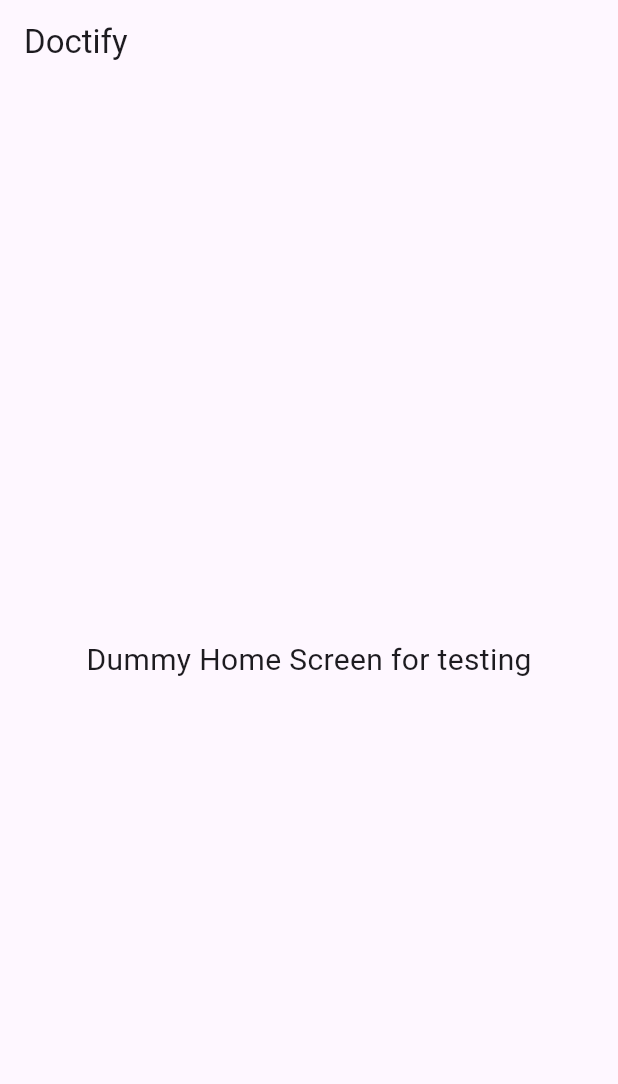
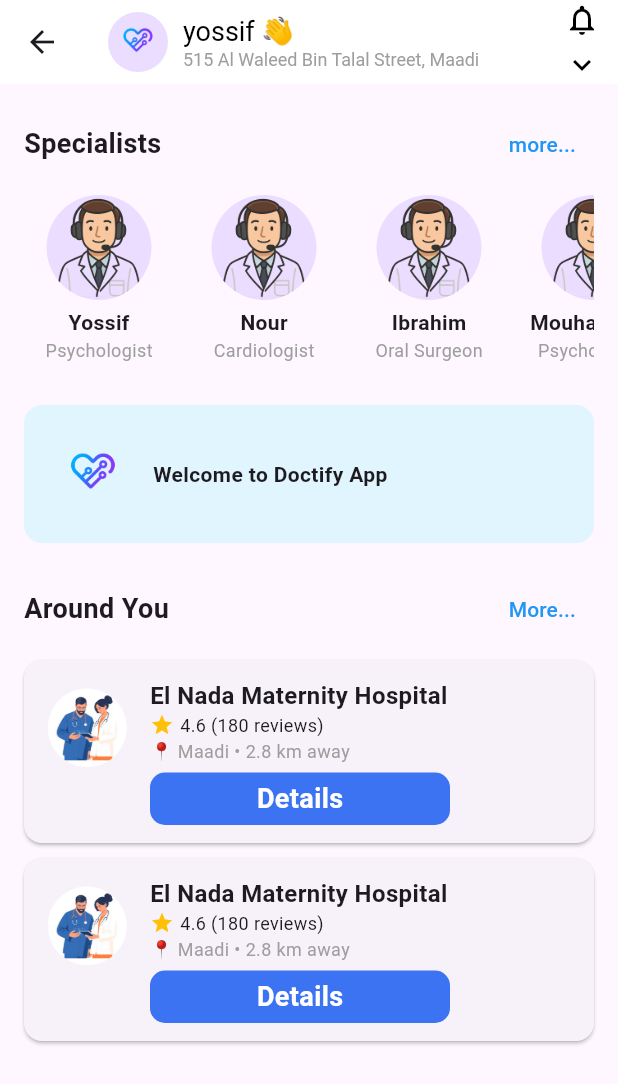
Before and after one commit to NourMahamoud/Healthy_System, a Flutter app: the HomeScreen screen opened directly, on a phone screen of 412 x 824 dp. Shown: the top 1084 px of the screen. Run offline on Flutter 3.47's test engine with Material 3 defaults, Android fonts, the phone set to English and light mode, and no system bars; our stand-ins replace google_fonts, introduction_screen.

Commit message:
create main screens

```diff
--- a/lib/View/Introduction_Screens/OnBoarding_Screens.dart
+++ b/lib/View/screens/Introduction_Screens/OnBoarding_Screens.dart
@@ -1,6 +1,10 @@
+import 'package:doctifityapp/View/screens/AuthScreens/Selection_Screen.dart';
+import 'package:doctifityapp/View/screens/main_screens/home_screen.dart';
 import 'package:doctifityapp/utills/ImagePath.dart';
 import 'package:flutter/material.dart';
 import 'package:introduction_screen/introduction_screen.dart';
+
+import '../main_navigation.dart';
 
 class OnBoardingScreen extends StatelessWidget {
   const OnBoardingScreen({super.key});
@@ -53,37 +57,19 @@
       ),
       next: Icon(Icons.arrow_forward, size: 25, color: Colors.blue[900]),
       done: Text(
-        "Done",
+        "Get Started",
         style: TextStyle(
           fontWeight: FontWeight.bold,
           fontSize: 16,
-          color: Colors.blue[900],
+          color: Colors.blue[700],
         ),
       ),
       onDone: () {
         // Navigate to home or login
         Navigator.of(context).pushReplacement(
-          MaterialPageRoute(builder: (_) => const HomeScreen()),
+          MaterialPageRoute(builder: (_) => const MainNavigation()),
         );
       },
     );
   }
 }
-
-// Dummy Home Screen for testing
-class HomeScreen extends StatelessWidget {
-  const HomeScreen({super.key});
-
-  @override
-  Widget build(BuildContext context) {
-    return Scaffold(
-      appBar: AppBar(title: const Text("Doctify")),
-      body: Center(
-        child: Text(
-          "Dummy Home Screen for testing",
-          style: TextStyle(fontSize: 20),
-        ),
-      ),
-    );
-  }
-}
--- a/lib/View/Introduction_Screens/Splash_Screen.dart
+++ b/lib/View/screens/Introduction_Screens/Splash_Screen.dart
@@ -1,5 +1,5 @@
 import 'dart:async';
-import 'package:doctifityapp/View/Introduction_Screens/OnBoarding_Screens.dart';
+import 'package:doctifityapp/View/screens/Introduction_Screens/OnBoarding_Screens.dart';
 import 'package:doctifityapp/utills/ImagePath.dart';
 import 'package:flutter/material.dart';
 import 'package:google_fonts/google_fonts.dart';
--- /dev/null
+++ b/lib/View/screens/main_screens/home_screen.dart
@@ -0,0 +1,307 @@
+import 'package:doctifityapp/utills/ImagePath.dart';
+import 'package:doctifityapp/view_model/home_view_model.dart';
+import 'package:flutter/material.dart';
+import 'package:provider/provider.dart';
+
+import '../../../utills/ColorCodes.dart';
+
+class HomeScreen extends StatelessWidget {
+  const HomeScreen({super.key});
+
+  @override
+  Widget build(BuildContext context) {
+    final vm = context.watch<HomeViewModel>();
+    return Scaffold(
+      appBar: AppBar(
+        elevation: 0,
+        backgroundColor: Colors.white,
+        title: Consumer<HomeViewModel>(
+          builder: (context, value, child) {
+            final user = value.user;
+            return
+            // user checking
+            /*
+            user == null
+                ? const Text("Loading...")
+                :
+                */
+            Row(
+              children: [
+                CircleAvatar(backgroundImage: AssetImage(Image_path().logo)),
+                const SizedBox(width: 10),
+                Column(
+                  crossAxisAlignment: CrossAxisAlignment.start,
+                  children: [
+                    Text(
+                      // "${user.name} 👋",
+                      "yossif 👋",
+                      style: const TextStyle(color: Colors.black, fontSize: 18),
+                    ),
+                    Text(
+                      /*
+                            user.address,
+                            */
+                      "515 Al Waleed Bin Talal Street, Maadi",
+                      style: const TextStyle(color: Colors.grey, fontSize: 12),
+                    ),
+                  ],
+                ),
+              ],
+            );
+          },
+        ),
+
+        actions: [
+          Padding(
+            padding: const EdgeInsets.only(right: 12.0),
+            child: Column(
+              mainAxisAlignment: MainAxisAlignment.center,
+              mainAxisSize: MainAxisSize.min,
+              children: [
+                GestureDetector(
+                  onTap: () {
+                    // Notification tapped
+                  },
+                  child: const Icon(
+                    Icons.notifications_none_outlined,
+                    color: Colors.black,
+                    size: 24,
+                  ),
+                ),
+                const SizedBox(height: 6),
+                GestureDetector(
+                  onTap: () {
+                    // Arrow tapped
+                  },
+                  child: const Icon(
+                    Icons.keyboard_arrow_down_sharp,
+                    color: Colors.black,
+                    size: 24,
+                  ),
+                ),
+              ],
+            ),
+          ),
+        ],
+      ),
+
+      body: SingleChildScrollView(
+        scrollDirection: Axis.vertical,
+        padding: EdgeInsets.all(16),
+        child: Column(
+          crossAxisAlignment: CrossAxisAlignment.start,
+          children: [
+            // Specialists
+            Row(
+              mainAxisAlignment: MainAxisAlignment.spaceBetween,
+              children: [
+                Text(
+                  "Specialists",
+                  style: TextStyle(fontSize: 18, fontWeight: FontWeight.bold),
+                ),
+
+                // Text Button Navigat to Doctors Page when we assgin as hospital
+                TextButton(
+                  onPressed: () {},
+                  child: vm.doctors.length == 1
+                      ? Text("")
+                      : Text("more...", style: TextStyle(color: Colors.blue)),
+                ),
+              ],
+            ),
+            SizedBox(height: 10),
+            SizedBox(
+              height: 120,
+              child: ListView.builder(
+                scrollDirection: Axis.horizontal,
+                itemCount: vm.doctors.length,
+                itemBuilder: (context, index) {
+                  final doctor = vm.doctors[index];
+                  return Container(
+                    width: 100,
+                    margin: EdgeInsets.only(right: 10),
+                    child: Column(
+                      children: [
+                        CircleAvatar(
+                          radius: 35,
+                          backgroundImage: AssetImage(doctor.imageUrl),
+                        ),
+                        SizedBox(height: 5),
+                        Text(
+                          doctor.name,
+                          style: TextStyle(fontWeight: FontWeight.bold),
+                        ),
+                        Text(
+                          doctor.specialty,
+                          style: TextStyle(color: Colors.grey, fontSize: 12),
+                        ),
+                      ],
+                    ),
+                  );
+                },
+              ),
+            ),
+
+            SizedBox(height: 20),
+
+            // Vaccination Banner
+            Container(
+              padding: EdgeInsets.all(16),
+              decoration: BoxDecoration(
+                color: Colors.lightBlue[50],
+                borderRadius: BorderRadius.circular(12),
+              ),
+              child: Row(
+                children: [
+                  Image.asset(Image_path().logo, width: 60),
+                  SizedBox(width: 10),
+                  Expanded(
+                    child: Text(
+                      "Welcome to Doctify App",
+                      style: TextStyle(fontWeight: FontWeight.bold),
+                    ),
+                  ),
+                ],
+              ),
+            ),
+
+            SizedBox(height: 20),
+
+            // Around You
+            Row(
+              mainAxisAlignment: MainAxisAlignment.spaceBetween,
+              children: [
+                Text(
+                  "Around You",
+                  style: TextStyle(fontSize: 18, fontWeight: FontWeight.bold),
+                ),
+                TextButton(
+                  onPressed: () {},
+                  child: vm.hospitals.length == 1
+                      ? Text("")
+                      : Text("More...", style: TextStyle(color: Colors.blue)),
+                ),
+              ],
+            ),
+            SizedBox(height: 10),
+
+            // Hospital List
+            SizedBox(
+              height: MediaQuery.of(context).size.height * 0.4,
+              child: ListView.builder(
+                shrinkWrap: true,
+                physics: NeverScrollableScrollPhysics(),
+                itemCount: vm.hospitals.length,
+                itemBuilder: (context, index) {
+                  final hospital = vm.hospitals[index];
+                  return Card(
+                    margin: EdgeInsets.only(bottom: 10),
+                    shape: RoundedRectangleBorder(
+                      borderRadius: BorderRadius.circular(12),
+                    ),
+                    child: Padding(
+                      padding: const EdgeInsets.all(12.0),
+                      child: Row(
+                        crossAxisAlignment: CrossAxisAlignment.start,
+                        children: [
+                          // hospital image
+                          ClipRRect(
+                            borderRadius: BorderRadius.circular(8),
+                            child: Image.asset(
+                              hospital.imageUrl,
+                              width: 60,
+                              height: 60,
+                              fit: BoxFit.cover,
+                            ),
+                          ),
+                          SizedBox(width: 12),
+
+                          // hospital data
+                          Expanded(
+                            child: Column(
+                              crossAxisAlignment: CrossAxisAlignment.start,
+                              children: [
+                                Text(
+                                  hospital.name,
+                                  style: TextStyle(
+                                    fontSize: 16,
+                                    fontWeight: FontWeight.bold,
+                                  ),
+                                ),
+                                Row(
+                                  children: [
+                                    Icon(
+                                      Icons.star,
+                                      color: Colors.amber,
+                                      size: 16,
+                                    ),
+                                    const SizedBox(width: 4),
+                                    Text(
+                                      "${hospital.rating} (${hospital.reviews} reviews)",
+                                      style: TextStyle(fontSize: 12),
+                                    ),
+                                  ],
+                                ),
+                                Text(
+                                  "📍 ${hospital.location} • ${hospital.distance} km away",
+                                  style: TextStyle(
+                                    fontSize: 12,
+                                    color: Colors.grey,
+                                  ),
+                                ),
+                                SizedBox(height: 6),
+                                InkWell(
+                                  onTap: () {},
+                                  child: Container(
+                                    alignment: Alignment.center,
+                                    height: 35,
+                                    width: 200,
+                                    decoration: BoxDecoration(
+                                      color: App_Colors.buttonColor,
+                                      borderRadius: BorderRadius.circular(10),
+                                    ),
+                                    child: Text(
+                                      "Details",
+                                      style: TextStyle(
+                                        color: Colors.white,
+                                        fontSize: 18,
+                                        fontWeight: FontWeight.bold,
+                                      ),
+                                    ),
+                                  ),
+                                ),
+                              ],
+                            ),
+                          ),
+                        ],
+                      ),
+                    ),
+                  );
+                },
+              ),
+            ),
+          ],
+        ),
+      ),
+
+      bottomNavigationBar: BottomNavigationBar(
+        backgroundColor: Colors.black,
+        items: [
+          BottomNavigationBarItem(icon: Icon(Icons.home), label: "Home"),
+          BottomNavigationBarItem(
+            icon: Icon(Icons.calendar_today),
+            label: "Appointments",
+          ),
+          BottomNavigationBarItem(
+            icon: Icon(Icons.chat),
+            label: "Notifications",
+          ),
+          BottomNavigationBarItem(
+            icon: Icon(Icons.person),
+            label: "My Account",
+          ),
+        ],
+      ),
+    );
+  }
+}
--- /dev/null
+++ b/lib/model/model_doctor.dart
@@ -0,0 +1,9 @@
+class Doctor {
+  final String name;
+  final String age;
+  final String specialty;
+  final String imageUrl;
+  final String email;
+
+  Doctor({required this.email, required this.name, required this.specialty, required this.imageUrl , required this.age});
+}
--- /dev/null
+++ b/lib/model/model_hospital.dart
@@ -0,0 +1,19 @@
+class Hospital {
+  final String name;
+  final double rating;
+  final int reviews;
+  final String location;
+  final double distance;
+  final String imageUrl;
+  final String email;
+
+  Hospital({
+    required this.email,
+    required this.name,
+    required this.rating,
+    required this.reviews,
+    required this.location,
+    required this.distance,
+    required this.imageUrl,
+  });
+}
--- /dev/null
+++ b/lib/model/model_user.dart
@@ -0,0 +1,15 @@
+class User {
+  final String name;
+  final String age;
+  final String address;
+  final String imageUrl;
+  final String email;
+
+  User({
+    required this.name,
+    required this.age,
+    required this.address,
+    required this.imageUrl,
+    required this.email,
+  });
+}
--- a/lib/utills/ColorCodes.dart
+++ b/lib/utills/ColorCodes.dart
@@ -4,6 +4,7 @@
   static  Color backgroundColorLogoImage_ligth =  Colors.black12;
   static Color backgroundColorLogoImage_dark =  Colors.white12 ;
   static Color generalColor =  Color(0xff004CFF) ;
+  static Color buttonColor =  Color.fromARGB(255, 60, 115, 243) ;
 
 
 }
--- /dev/null
+++ b/lib/view_model/home_view_model.dart
@@ -0,0 +1,100 @@
+import 'package:doctifityapp/model/model_doctor.dart';
+import 'package:doctifityapp/model/model_hospital.dart';
+import 'package:doctifityapp/model/model_user.dart';
+import 'package:doctifityapp/utills/ImagePath.dart';
+import 'package:flutter/material.dart';
+
+class HomeViewModel with ChangeNotifier {
+  List<Doctor> _doctors = [];
+  List<Hospital> _hospitals = [];
+  List<User> _users = [];
+  List<Doctor> get doctors => _doctors;
+  List<Hospital> get hospitals => _hospitals;
+  List<User> get users => _users;
+  User? get currentUser => _users.isNotEmpty ? _users.first : null;
+
+  HomeViewModel() {
+    _loadData();
+  }
+
+  get user => null;
+
+  void _loadData() {
+    _users = [
+      User(
+        name: 'Yossif',
+        age: '20',
+        email: 'yossif@example',
+        imageUrl: Image_path().doctor_headphone,
+        address: '515 Al Waleed Bin Talal Street, Maadi',
+      ),
+      User(
+        name: 'Ahmed',
+        age: '20',
+        email: 'ahmed@example',
+        imageUrl: Image_path().doctor_headphone,
+        address: '515 Al Waleed Bin Talal Street, Maadi',
+      ),
+      User(
+        name: 'Yossif',
+        age: '20',
+        email: 'yossif@example',
+        imageUrl: Image_path().doctor_headphone,
+        address: '515 Al Waleed Bin Talal Street, Maadi',
+      ),
+    ];
+    _doctors = [
+      Doctor(
+        name: "Yossif",
+        specialty: "Psychologist",
+        imageUrl: Image_path().doctor_headphone,
+        email: 'yossif@example',
+        age: '20',
+      ),
+      Doctor(
+        name: "Nour",
+        specialty: "Cardiologist",
+        imageUrl: Image_path().doctor_headphone,
+        email: 'nour@example',
+        age: '21',
+      ),
+      Doctor(
+        name: "Ibrahim",
+        specialty: "Oral Surgeon",
+        imageUrl: Image_path().doctor_headphone,
+        email: 'Ibrahim@example',
+        age: '30',
+      ),
+      Doctor(
+        name: "Mouhammed",
+        specialty: "Psychologist ",
+        imageUrl: Image_path().doctor_headphone,
+        email: 'mouhammed@example',
+        age: '40',
+      ),
+    ];
+
+    _hospitals = [
+      Hospital(
+        name: "El Nada Maternity Hospital",
+        rating: 4.6,
+        reviews: 180,
+        location: "Maadi",
+        distance: 2.8,
+        imageUrl: Image_path().selection,
+        email: 'Elnada@example',
+      ),
+      Hospital(
+        name: "El Nada Maternity Hospital",
+        rating: 4.6,
+        reviews: 180,
+        location: "Maadi",
+        distance: 2.8,
+        imageUrl: Image_path().selection,
+        email: 'Elnada@example',
+      ),
+    ];
+
+    notifyListeners();
+  }
+}
--- a/pubspec.yaml
+++ b/pubspec.yaml
@@ -51,6 +51,7 @@
   supabase_flutter: ^2.9.1
   smooth_page_indicator: ^1.2.1
   introduction_screen: ^4.0.0
+  provider: ^6.1.5+1
 
 
 dev_dependencies:
```
Also changed, not shown: lib/View/screens/AuthScreens/Selection_Screen.dart (renamed from lib/View/AuthScreens/Selection_Screen.dart, +15 -15 lines), lib/View/screens/main_navigation.dart (added, +80 -0 lines), lib/View/screens/main_screens/Appointments_screen.dart (added, +17 -0 lines), lib/View/screens/main_screens/MyAccount_screen.dart (added, +17 -0 lines), lib/View/screens/main_screens/notification_screen.dart (added, +17 -0 lines), lib/main.dart (+23 -4 lines), lib/view_model/navigation_view_model.dart (added, +12 -0 lines), pubspec.lock.
